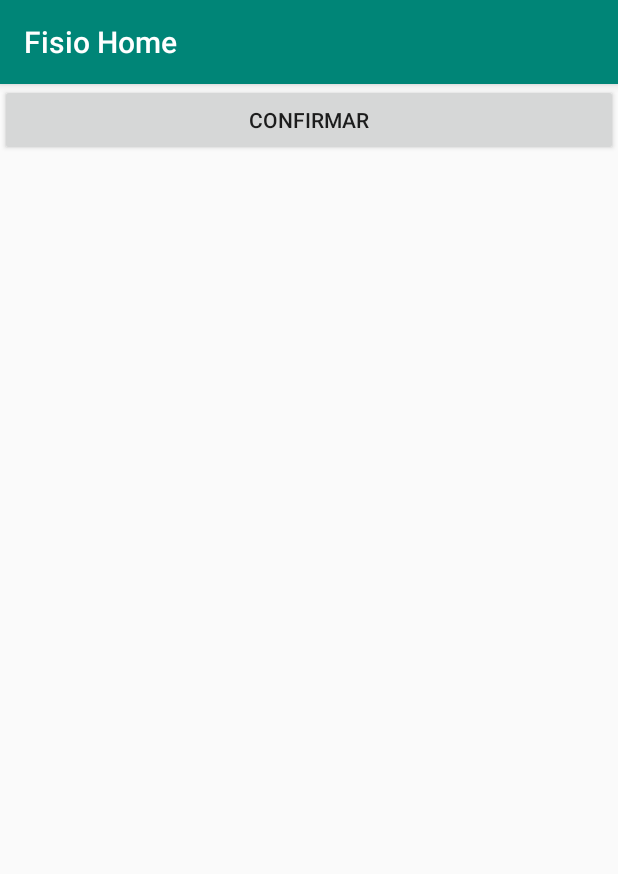
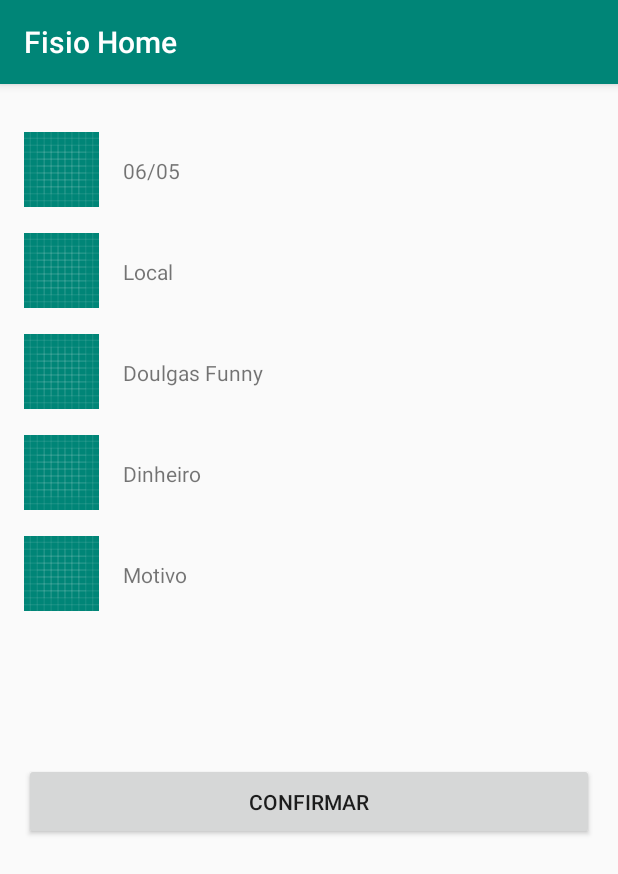
Before and after one commit to DanieleAndrade/FisioHome, an Android app: the AgendarActivity screen opened directly, with no data from a screen before it, on a phone screen of 412 x 824 dp. Shown: the top 874 px of the screen. Run offline under Robolectric (Android 15) with nearby library versions, the phone set to English and light mode, and no system bars.

Commit message:
Add elementos de tela em activity_agendar

```diff
--- a/app/src/main/res/layout/activity_agendar.xml
+++ b/app/src/main/res/layout/activity_agendar.xml
@@ -4,12 +4,123 @@
     xmlns:tools="http://schemas.android.com/tools"
     android:layout_width="match_parent"
     android:layout_height="match_parent"
+    android:layout_margin="16dp"
+    android:orientation="vertical"
     tools:context=".activity.AgendarActivity">
 
+
+    <LinearLayout
+        android:id="@+id/linear_data_agendamento"
+        android:layout_width="match_parent"
+        android:layout_height="wrap_content"
+        android:layout_marginTop="16dp"
+        android:layout_marginEnd="4dp"
+        android:layout_marginRight="4dp"
+        android:orientation="horizontal">
+
+        <ImageView
+            android:layout_width="50dp"
+            android:layout_height="50dp"
+            android:src="@drawable/ic_launcher_background" />
+
+        <TextView
+            android:layout_width="match_parent"
+            android:layout_height="wrap_content"
+            android:layout_margin="16dp"
+            android:text="06/05" />
+    </LinearLayout>
+
+    <LinearLayout
+        android:id="@+id/linear_horarios"
+        android:layout_width="match_parent"
+        android:layout_height="wrap_content"
+        android:layout_marginTop="16dp"
+        android:layout_marginEnd="4dp"
+        android:layout_marginRight="4dp"
+        android:orientation="horizontal">
+
+        <ImageView
+            android:layout_width="50dp"
+            android:layout_height="50dp"
+            android:src="@drawable/ic_launcher_background" />
+
+        <TextView
+            android:layout_width="match_parent"
+            android:layout_height="wrap_content"
+            android:layout_margin="16dp"
+            android:text="Local" />
+    </LinearLayout>
+
+
+    <LinearLayout
+        android:id="@+id/linear_agendamento_fisioterapeuta"
+        android:layout_width="match_parent"
+        android:layout_height="wrap_content"
+        android:layout_marginTop="16dp"
+        android:layout_marginEnd="4dp"
+        android:layout_marginRight="4dp"
+        android:orientation="horizontal">
+
+        <ImageView
+            android:layout_width="50dp"
+            android:layout_height="50dp"
+            android:src="@drawable/ic_launcher_background" />
+
+        <TextView
+            android:layout_width="match_parent"
+            android:layout_height="wrap_content"
+            android:layout_margin="16dp"
+            android:text="Doulgas Funny" />
+    </LinearLayout>
+
+    <LinearLayout
+        android:id="@+id/linear_cartao_agendamento"
+        android:layout_width="match_parent"
+        android:layout_height="wrap_content"
+        android:layout_marginTop="16dp"
+        android:layout_marginEnd="4dp"
+        android:layout_marginRight="4dp"
+        android:orientation="horizontal">
+
+        <ImageView
+            android:layout_width="50dp"
+            android:layout_height="50dp"
+            android:src="@drawable/ic_launcher_background" />
+
+        <TextView
+            android:layout_width="match_parent"
+            android:layout_height="wrap_content"
+            android:layout_margin="16dp"
+            android:text="Dinheiro" />
+    </LinearLayout>
+
+    <LinearLayout
+        android:id="@+id/linear_motivo_agendamento"
+        android:layout_width="match_parent"
+        android:layout_height="wrap_content"
+        android:layout_marginTop="16dp"
+        android:layout_marginEnd="4dp"
+        android:layout_marginRight="4dp"
+        android:orientation="horizontal">
+
+        <ImageView
+            android:layout_width="50dp"
+            android:layout_height="50dp"
+            android:src="@drawable/ic_launcher_background" />
+
+        <TextView
+            android:layout_width="match_parent"
+            android:layout_height="wrap_content"
+            android:layout_margin="16dp"
+            android:text="Motivo" />
+    </LinearLayout>
+
     <Button
-        android:id="@+id/button3"
-        android:layout_width="wrap_content"
+        android:id="@+id/button_confirmar_agendamento"
+        android:layout_width="match_parent"
         android:layout_height="wrap_content"
-        android:layout_weight="1"
-        android:text="Confirmar" />
+        android:padding="16dp"
+        android:layout_marginTop="100dp"
+        android:text="confirmar" />
+
 </LinearLayout>
```
